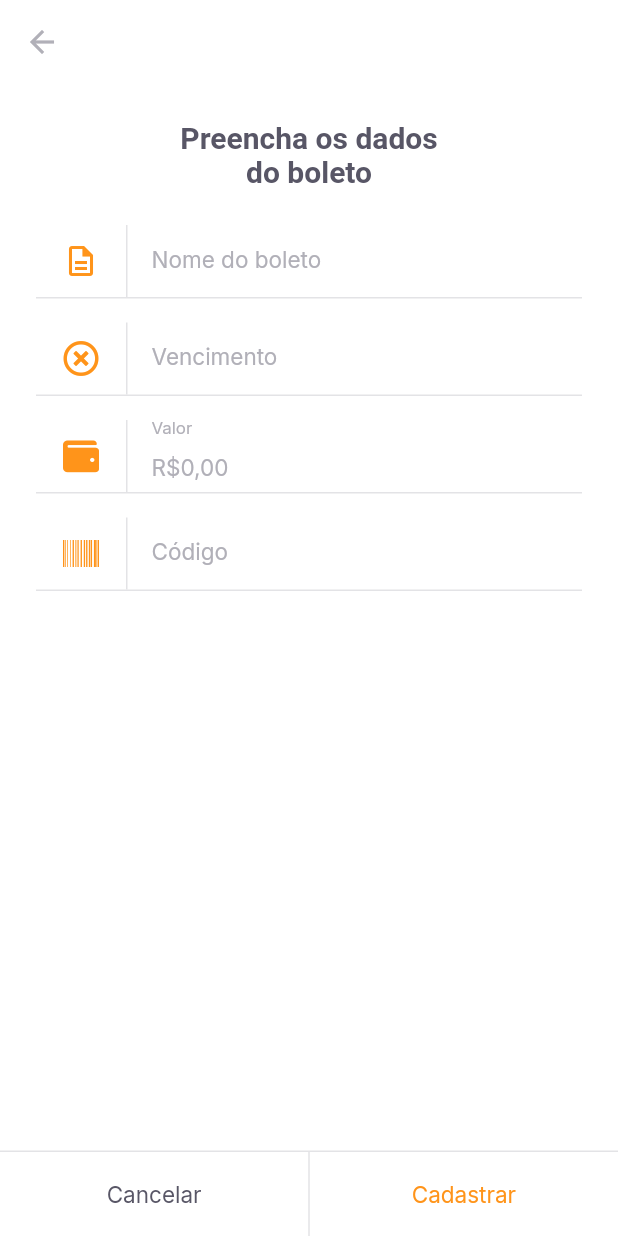
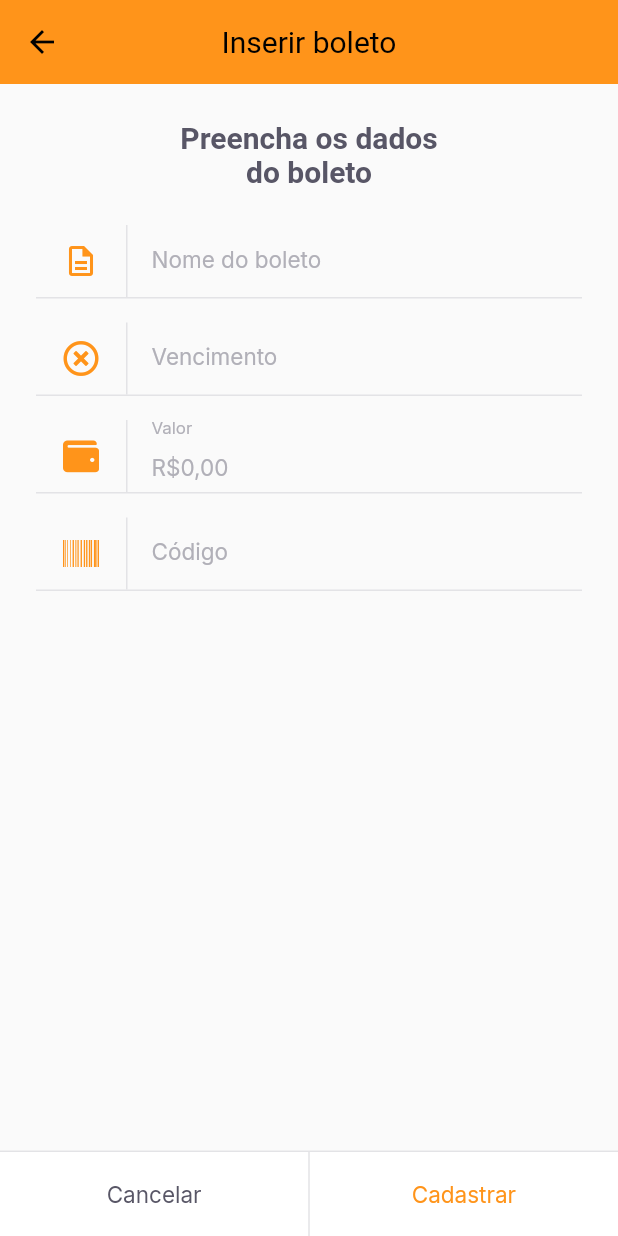
Before and after one commit to matheusEduardoTavares/nlw-together-flutter, a Flutter app: the InsertBoletoPage screen opened by its route, on a phone screen of 412 x 824 dp. Run offline on Flutter 3.47's test engine with Material 2 defaults, Android fonts, the phone set to English and light mode, and no system bars; our stand-ins replace camera, firebase_core, flutter_masked_text2, font_awesome_flutter, google_fonts, google_sign_in and 2 more; missing offline and left inert: animated_card, google_ml_kit; accounts and stored records are empty.

Commit message:
Arrumado a cor do tema para página de inserção de boletos

```diff
--- a/payflow/lib/app_widget.dart
+++ b/payflow/lib/app_widget.dart
@@ -42,6 +42,12 @@ class AppWidget extends StatelessWidget {
           iconTheme: IconThemeData(
             color: colorBasedTheme,
           ),
+          textTheme: ThemeData.light().textTheme.copyWith(
+            headline6: TextStyle(
+              color: colorBasedTheme,
+              fontSize: 20.0,
+            ),
+          ),
         ),
       ),
       initialRoute: RoutesName.splash,
--- a/payflow/lib/modules/insert_boleto/insert_boleto_page.dart
+++ b/payflow/lib/modules/insert_boleto/insert_boleto_page.dart
@@ -3,12 +3,13 @@ import 'package:flutter_masked_text2/flutter_masked_text2.dart';
 import 'package:font_awesome_flutter/font_awesome_flutter.dart';
 import 'package:payflow/modules/insert_boleto/insert_boleto_controller.dart';
 import 'package:payflow/shared/auth/auth_controller.dart';
-import 'package:payflow/shared/themes/app_colors.dart';
+import 'package:payflow/shared/models/controller_theme.dart';
 import 'package:payflow/shared/themes/app_text_styles.dart';
 import 'package:payflow/shared/utils/controller_navigator.dart';
 import 'package:payflow/shared/utils/routes_name.dart';
 import 'package:payflow/shared/widgets/input_text/input_text_widget.dart';
 import 'package:payflow/shared/widgets/set_label_buttons/set_label_buttons.dart';
+import 'package:provider/provider.dart';
 
 class InsertBoletoPage extends StatefulWidget {
   InsertBoletoPage({
@@ -50,14 +51,13 @@ class _InsertBoletoPageState extends State<InsertBoletoPage> {
 
   @override
   Widget build(BuildContext context) {
+    final themeController = Provider.of<ControllerTheme>(context);
+    final isDarkTheme = themeController.isDarkTheme;
+
     return Scaffold(
-      backgroundColor: AppColors.background,
       appBar: AppBar(
-        backgroundColor: AppColors.background,
         elevation: 0,
-        leading: BackButton(
-          color: AppColors.input,
-        ),
+        title: const Text('Inserir boleto'),
       ),
       body: SingleChildScrollView(
         child: Padding(
@@ -71,7 +71,10 @@ class _InsertBoletoPageState extends State<InsertBoletoPage> {
                 padding: const EdgeInsets.symmetric(horizontal: 93, vertical: 24),
                 child: Text(
                   'Preencha os dados do boleto',
-                  style: AppTextStyles.titleBoldHeading,
+                  style: AppTextStyles.getStyleBasedTheme(
+                    style: AppTextStyles.titleBoldHeading,
+                    isDarkTheme: isDarkTheme,
+                  ),
                   textAlign: TextAlign.center,
                 ),
               ),
--- a/payflow/lib/shared/widgets/input_text/input_text_widget.dart
+++ b/payflow/lib/shared/widgets/input_text/input_text_widget.dart
@@ -1,8 +1,10 @@
 import 'package:animated_card/animated_card.dart';
 import 'package:flutter/material.dart';
+import 'package:payflow/shared/models/controller_theme.dart';
 
 import 'package:payflow/shared/themes/app_colors.dart';
 import 'package:payflow/shared/themes/app_text_styles.dart';
+import 'package:provider/provider.dart';
 
 class InputTextWidget extends StatelessWidget {
   const InputTextWidget({
@@ -30,6 +32,9 @@ class InputTextWidget extends StatelessWidget {
 
   @override
   Widget build(BuildContext context) {
+    final themeController = Provider.of<ControllerTheme>(context);
+    final isDarkTheme = themeController.isDarkTheme;
+
     return AnimatedCard(
       direction: AnimatedCardDirection.left,
       child: Padding(
@@ -44,11 +49,17 @@ class InputTextWidget extends StatelessWidget {
               initialValue: initalValue,
               validator: validator,
               onChanged: onChanged,
-              style: AppTextStyles.input,
+              style: AppTextStyles.getStyleBasedTheme(
+                style: AppTextStyles.input,
+                isDarkTheme: isDarkTheme,
+              ),
               decoration: InputDecoration(
                 contentPadding: EdgeInsets.zero,
                 labelText: label,
-                labelStyle: AppTextStyles.input,
+                labelStyle: AppTextStyles.getStyleBasedTheme(
+                  style: AppTextStyles.input,
+                  isDarkTheme: isDarkTheme,
+                ),
                 icon: Row(
                   mainAxisSize: MainAxisSize.min,
                   children: [
--- a/payflow/lib/shared/widgets/button_loading/button_loading.dart
+++ b/payflow/lib/shared/widgets/loading_button/loading_button.dart
@@ -1,7 +1,7 @@
 import 'package:flutter/material.dart';
 
-class ButtonLoading extends StatelessWidget {
-  const ButtonLoading({
+class LoadingButton extends StatelessWidget {
+  const LoadingButton({
     Key? key,
     required this.onPressed,
     required this.child,
--- a/payflow/lib/shared/widgets/logout_button/logout_button.dart
+++ b/payflow/lib/shared/widgets/logout_button/logout_button.dart
@@ -4,7 +4,7 @@ import 'package:payflow/shared/auth/auth_controller.dart';
 import 'package:payflow/shared/themes/app_text_styles.dart';
 import 'package:payflow/shared/utils/controller_navigator.dart';
 import 'package:payflow/shared/utils/routes_name.dart';
-import 'package:payflow/shared/widgets/button_loading/button_loading.dart';
+import 'package:payflow/shared/widgets/loading_button/loading_button.dart';
 
 class LogoutButton extends StatelessWidget {
   const LogoutButton({
@@ -20,7 +20,7 @@ class LogoutButton extends StatelessWidget {
 
   @override
   Widget build(BuildContext context) {
-    return ButtonLoading(
+    return LoadingButton(
       child: Text(
         'Sair',
         style: AppTextStyles.buttonBackground,
--- a/payflow/lib/shared/widgets/set_label_buttons/set_label_buttons.dart
+++ b/payflow/lib/shared/widgets/set_label_buttons/set_label_buttons.dart
@@ -1,8 +1,10 @@
 import 'package:flutter/material.dart';
+import 'package:payflow/shared/models/controller_theme.dart';
 import 'package:payflow/shared/themes/app_colors.dart';
 import 'package:payflow/shared/themes/app_text_styles.dart';
 import 'package:payflow/shared/widgets/divider_vertical/divider_vertical_widget.dart';
 import 'package:payflow/shared/widgets/label_button/label_button.dart';
+import 'package:provider/provider.dart';
 
 class SetLabelButtons extends StatelessWidget {
   const SetLabelButtons({
@@ -26,6 +28,9 @@ class SetLabelButtons extends StatelessWidget {
 
   @override
   Widget build(BuildContext context) {
+    final themeController = Provider.of<ControllerTheme>(context);
+    final isDarkTheme = themeController.isDarkTheme;
+
     return Container(
       color: AppColors.background,
       height: 57,
@@ -45,7 +50,11 @@ class SetLabelButtons extends StatelessWidget {
                   child: LabelButton(
                     onPressed: primaryOnPressed,
                     label: primaryLabel,
-                    style: enablePrimaryColor ? AppTextStyles.buttonPrimary : null,
+                    style: enablePrimaryColor ? AppTextStyles.getStyleBasedTheme(
+                      style: AppTextStyles.buttonPrimary,
+                      isDarkTheme: isDarkTheme,
+                      colorToReturnIfIsDarkTheme: Colors.white,
+                    ) : null,
                   ),
                 ),
                 DividerVerticalWidget(),
```
